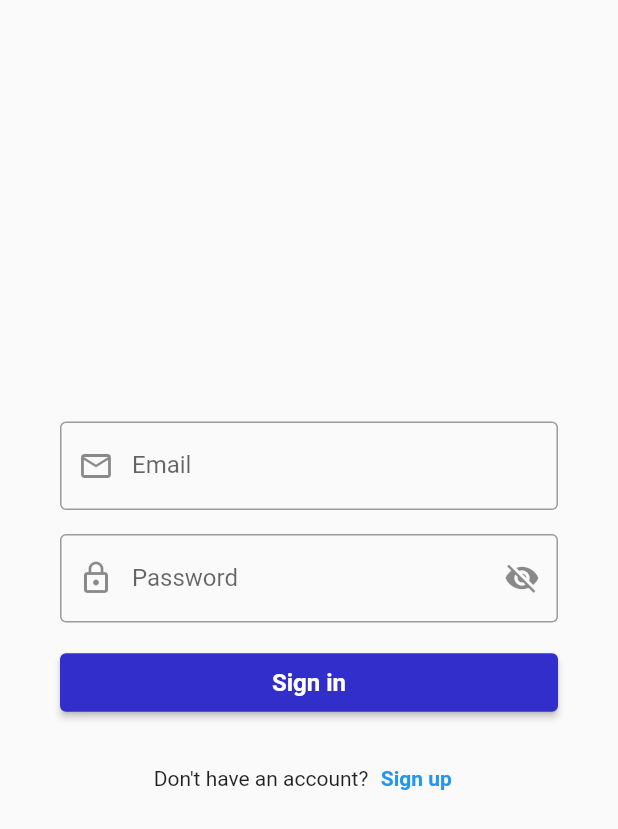
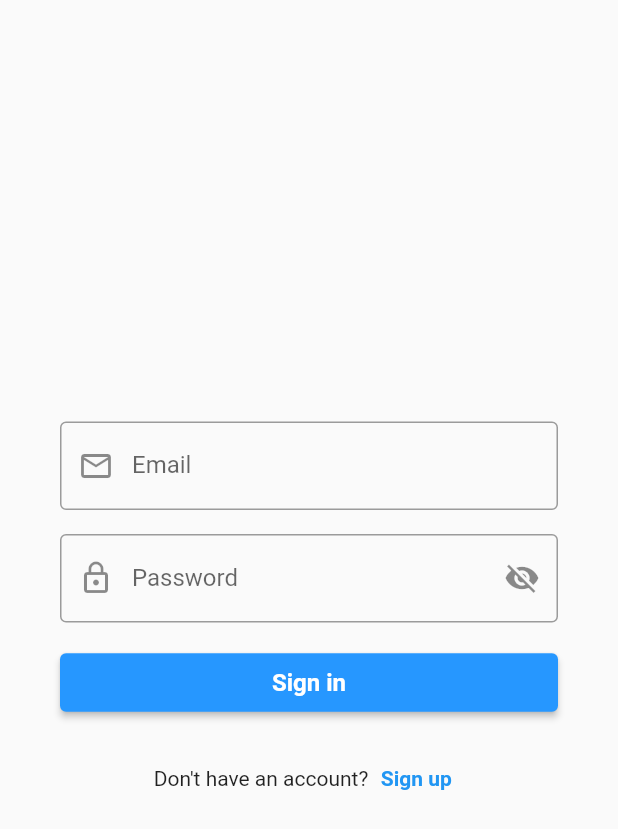
Before and after one commit to mmirceaadrian/abac_challenge, a Flutter app: the screen it shows after launch, on a phone screen of 412 x 824 dp. Shown: the top 829 px of the screen. Run offline on Flutter 3.47's test engine with Material 2 defaults, Android fonts, the phone set to English and light mode, and no system bars; our stand-ins replace flutter_bloc, google_nav_bar, shared_preferences.

Commit message:
changes to ui colors

```diff
--- a/lib/constants.dart
+++ b/lib/constants.dart
@@ -1,8 +1,13 @@
 import 'package:flutter/material.dart';
 
-const kPrimaryColor = Color.fromRGBO(49, 46, 204, 1);
-const kPrimaryLightColor = Color.fromRGBO(86, 84, 207, 1);
-const kSecondaryColor = Color.fromRGBO(255, 255, 255, 1);
+// const kPrimaryColor = Color.fromRGBO(49, 46, 204, 1);
+// const kPrimaryLightColor = Color.fromRGBO(86, 84, 207, 1);
+// const kSecondaryColor = Color.fromRGBO(255, 255, 255, 1);
+
+const kPrimaryColor = Color(0xFF2697FF);
+const kPrimaryLightColor = Color(0xFF4CB5FF);
+const kSecondaryColor = Color(0xFF2A2D3E);
+const bgColor = Color(0xFF212332);
 
 const kWidth = 1600.0;
 const kCardImageHeight = 200.0;
--- a/lib/src/repository/auth_repo.dart
+++ b/lib/src/repository/auth_repo.dart
@@ -12,7 +12,6 @@ class AuthRepo {
   /// This method is used to attempt the auto login
   Future<String> attemptAutoLogin() async {
     final SharedPreferences prefs = await SharedPreferences.getInstance();
-    prefs.remove('token');
     final String? token = prefs.getString('token');
     if (token != null) {
       return token;
--- a/lib/src/screens/main/main_view.dart
+++ b/lib/src/screens/main/main_view.dart
@@ -26,11 +26,11 @@ class MainView extends StatelessWidget {
                       topRight: Radius.circular(3)),
                 ),
                 child: Container(
-                  color: kPrimaryColor,
+                  color: kSecondaryColor,
                   padding: EdgeInsets.symmetric(horizontal: 20, vertical: 5),
                   child: GNav(
                     mainAxisAlignment: MainAxisAlignment.spaceAround,
-                    backgroundColor: kPrimaryColor,
+                    backgroundColor: kSecondaryColor,
                     tabBackgroundColor: Colors.white.withOpacity(0.1),
                     color: Colors.white,
                     activeColor: Colors.white,
```
Also changed, not shown: lib/src/screens/main/myspaceship_view.dart (+9 -2 lines), lib/src/widgets/custom_card.dart (+10 -2 lines), lib/main.dart (line endings or trailing spaces).
